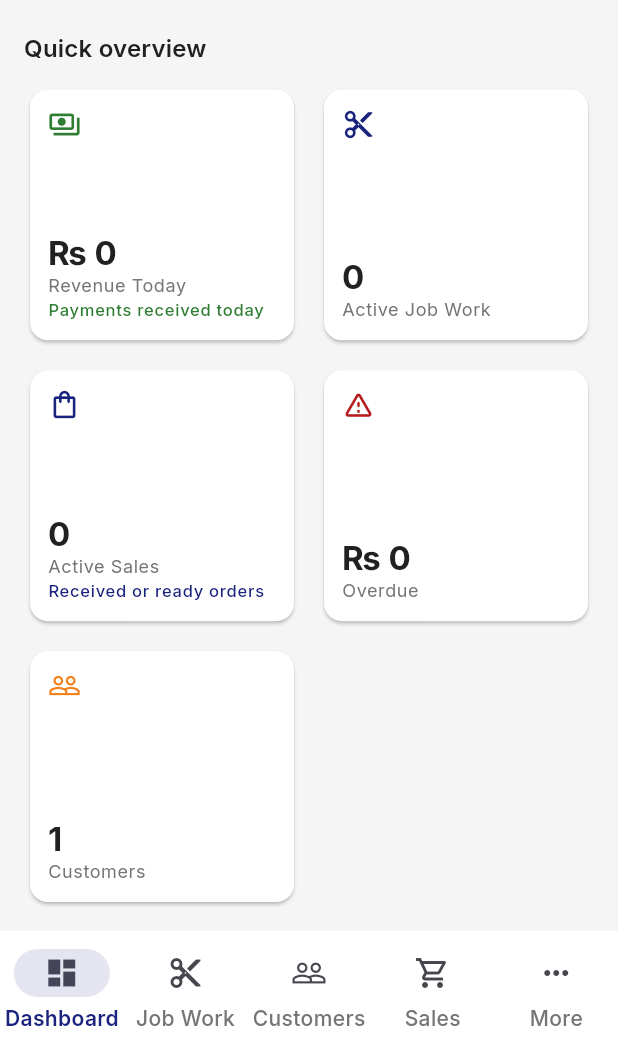
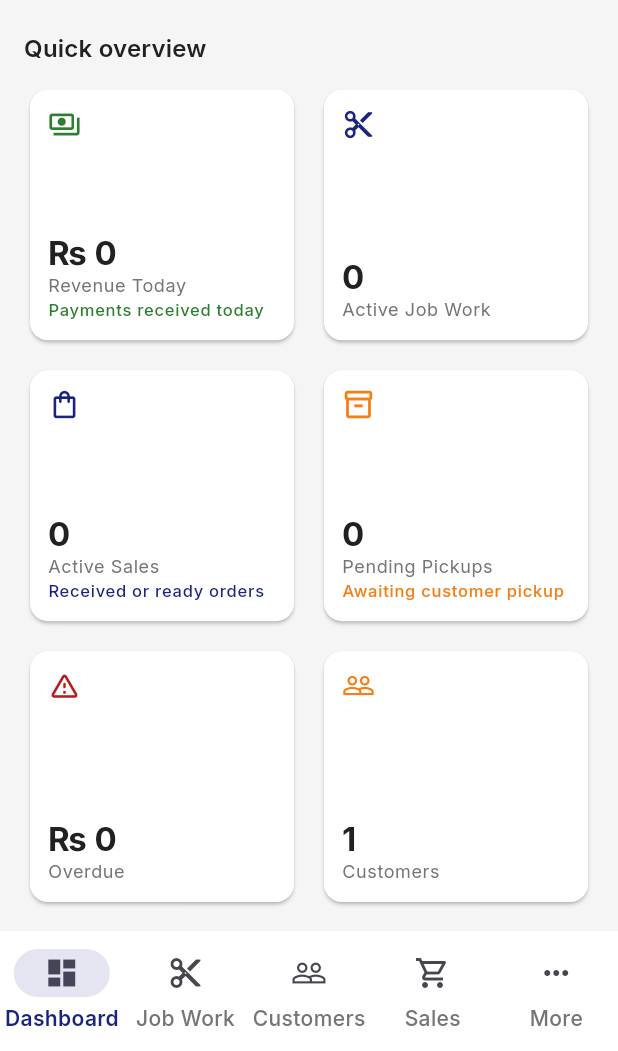
Before and after one commit to JabbarKakar/factory_management, a Flutter app: the screen it shows once a user with an empty profile is signed in, scrolled down 313 dp, on a phone screen of 412 x 824 dp, the part 185-1236 px from its top. Run offline on Flutter 3.47's test engine with Material 3 defaults, Android fonts, the phone set to English and light mode, and no system bars; our stand-ins replace bloc, cloud_firestore, equatable, firebase_auth, firebase_core, flutter_bloc and 4 more; accounts and stored records are empty.

Commit message:
By Jabbar, Sprint 9 addec

```diff
--- a/lib/blocs/dashboard/dashboard_state.dart
+++ b/lib/blocs/dashboard/dashboard_state.dart
@@ -11,29 +11,33 @@ class DashboardState extends Equatable {
   const DashboardState({
     this.status = DashboardStatus.initial,
     this.kpis = DashboardKpis.empty,
+    this.pendingPickups = const [],
     this.factoryId,
     this.errorMessage,
   });
 
   final DashboardStatus status;
   final DashboardKpis kpis;
+  final List<JobWorkOrder> pendingPickups;
   final String? factoryId;
   final String? errorMessage;
 
   DashboardState copyWith({
     DashboardStatus? status,
     DashboardKpis? kpis,
+    List<JobWorkOrder>? pendingPickups,
     String? factoryId,
     String? errorMessage,
   }) {
     return DashboardState(
       status: status ?? this.status,
       kpis: kpis ?? this.kpis,
+      pendingPickups: pendingPickups ?? this.pendingPickups,
       factoryId: factoryId ?? this.factoryId,
       errorMessage: errorMessage,
     );
   }
 
   @override
-  List<Object?> get props => [status, kpis, factoryId, errorMessage];
+  List<Object?> get props => [status, kpis, pendingPickups, factoryId, errorMessage];
 }
--- a/lib/core/constants/app_strings.dart
+++ b/lib/core/constants/app_strings.dart
@@ -146,6 +146,15 @@ abstract final class AppStrings {
   static const String advanceReceived = 'Advance Received (PKR)';
   static const String balanceDue = 'Balance Due';
   static const String paymentDueDate = 'Payment Due Date';
+  static const String collectedDate = 'Collected Date';
+  static const String closedDate = 'Closed Date';
+  static const String markMaterialCollected = 'Mark Material Collected';
+  static const String closeJobWorkOrder = 'Close Order';
+  static const String pendingPickups = 'Pending Pickups';
+  static const String pendingPickupsSubtitle =
+      'Finished material still at the factory awaiting customer pickup';
+  static const String awaitingCustomerPickup = 'Awaiting customer pickup';
+  static const String viewAll = 'View all';
 
   // Job Work — Output (Sprint 4)
   static const String recordOutput = 'Record Output';
@@ -260,6 +269,7 @@ abstract final class AppStrings {
   static const String salesOrderCreated = 'Sales order created';
   static const String salesOrderUpdated = 'Sales order updated';
   static const String salesOrderCancelled = 'Sales order cancelled';
+  static const String salesOrderClosed = 'Sales order closed';
   static const String cancelSalesOrderTitle = 'Cancel sales order?';
   static const String cancelSalesOrderMessage =
       'This order will be marked as cancelled.';
--- a/lib/domain/entities/dashboard_kpis.dart
+++ b/lib/domain/entities/dashboard_kpis.dart
@@ -5,6 +5,7 @@ class DashboardKpis extends Equatable {
     required this.revenueToday,
     required this.activeJobWorkCount,
     required this.activeSalesCount,
+    required this.pendingPickupCount,
     required this.overdueAmount,
     required this.overdueCount,
     required this.customerCount,
@@ -14,6 +15,7 @@ class DashboardKpis extends Equatable {
     revenueToday: 0,
     activeJobWorkCount: 0,
     activeSalesCount: 0,
+    pendingPickupCount: 0,
     overdueAmount: 0,
     overdueCount: 0,
     customerCount: 0,
@@ -22,6 +24,7 @@ class DashboardKpis extends Equatable {
   final double revenueToday;
   final int activeJobWorkCount;
   final int activeSalesCount;
+  final int pendingPickupCount;
   final int overdueCount;
   final double overdueAmount;
   final int customerCount;
@@ -31,6 +34,7 @@ class DashboardKpis extends Equatable {
         revenueToday,
         activeJobWorkCount,
         activeSalesCount,
+        pendingPickupCount,
         overdueCount,
         overdueAmount,
         customerCount,
--- a/lib/domain/entities/job_work_order.dart
+++ b/lib/domain/entities/job_work_order.dart
@@ -41,6 +41,8 @@ class JobWorkOrder extends Equatable {
     this.execution,
     this.shiftLogs = const [],
     this.invoiceId,
+    this.collectedAt,
+    this.closedAt,
     this.updatedAt,
   });
 
@@ -85,6 +87,8 @@ class JobWorkOrder extends Equatable {
   final JobWorkExecution? execution;
   final List<JobWorkShiftLog> shiftLogs;
   final String? invoiceId;
+  final DateTime? collectedAt;
+  final DateTime? closedAt;
 
   final DateTime createdAt;
   final DateTime? updatedAt;
@@ -139,6 +143,8 @@ class JobWorkOrder extends Equatable {
     JobWorkExecution? execution,
     List<JobWorkShiftLog>? shiftLogs,
     String? invoiceId,
+    DateTime? collectedAt,
+    DateTime? closedAt,
     DateTime? createdAt,
     DateTime? updatedAt,
   }) {
@@ -179,6 +185,8 @@ class JobWorkOrder extends Equatable {
       execution: execution ?? this.execution,
       shiftLogs: shiftLogs ?? this.shiftLogs,
       invoiceId: invoiceId ?? this.invoiceId,
+      collectedAt: collectedAt ?? this.collectedAt,
+      closedAt: closedAt ?? this.closedAt,
       createdAt: createdAt ?? this.createdAt,
       updatedAt: updatedAt ?? this.updatedAt,
     );
@@ -220,6 +228,8 @@ class JobWorkOrder extends Equatable {
         execution,
         shiftLogs,
         invoiceId,
+        collectedAt,
+        closedAt,
         createdAt,
         updatedAt,
       ];
--- a/lib/domain/enums/sales_enums.dart
+++ b/lib/domain/enums/sales_enums.dart
@@ -45,11 +45,13 @@ enum SalesOrderStatus {
 
   SalesOrderStatus? get nextStatus => switch (this) {
         SalesOrderStatus.received => SalesOrderStatus.ready,
+        SalesOrderStatus.paid => SalesOrderStatus.closed,
         _ => null,
       };
 
   String get advanceActionLabel => switch (nextStatus) {
         SalesOrderStatus.ready => 'Mark Ready',
+        SalesOrderStatus.closed => 'Close Order',
         _ => '',
       };
 }
--- a/lib/presentation/screens/dashboard/dashboard_screen.dart
+++ b/lib/presentation/screens/dashboard/dashboard_screen.dart
@@ -12,6 +12,7 @@ import '../../../domain/enums/notification_enums.dart';
 import '../../routes/route_paths.dart';
 import '../../widgets/notification_bell.dart';
 import '../../widgets/payment_reminders_card.dart';
+import '../../widgets/pending_pickups_card.dart';
 
 class DashboardScreen extends StatelessWidget {
   const DashboardScreen({super.key});
@@ -110,6 +111,14 @@ class DashboardScreen extends StatelessWidget {
                   const SizedBox(height: 16),
                   PaymentRemindersCard(factoryId: user.factoryId),
                 ],
+                if (state.pendingPickups.isNotEmpty ||
+                    state.kpis.pendingPickupCount > 0) ...[
+                  const SizedBox(height: 16),
+                  PendingPickupsCard(
+                    pendingPickups: state.pendingPickups,
+                    totalCount: state.kpis.pendingPickupCount,
+                  ),
+                ],
                 const SizedBox(height: 16),
                 Text(
                   AppStrings.quickActions,
@@ -187,6 +196,14 @@ class _KpiGrid extends StatelessWidget {
         icon: Icons.shopping_bag_outlined,
         color: AppColors.primary,
         onTap: () => context.go(RoutePaths.salesList(filter: 'inProgress')),
+      ),
+      _KpiItem(
+        label: AppStrings.pendingPickups,
+        value: '${kpis.pendingPickupCount}',
+        subtitle: AppStrings.awaitingCustomerPickup,
+        icon: Icons.inventory_2_outlined,
+        color: AppColors.accent,
+        onTap: () => context.go(RoutePaths.jobWorkList(filter: 'pendingPickup')),
       ),
       _KpiItem(
         label: AppStrings.overdueTotal,
```
Also changed, not shown: lib/blocs/dashboard/dashboard_bloc.dart (+14 -0 lines), lib/blocs/job_work/job_work_form_bloc.dart (+38 -0 lines), lib/blocs/job_work/job_work_form_event.dart (+13 -0 lines), lib/data/models/job_work_order_model.dart (+12 -0 lines), lib/data/repositories/job_work_repository.dart (+32 -0 lines), lib/data/repositories/sales_order_repository.dart (+12 -0 lines), lib/domain/enums/job_work_enums.dart (+29 -10 lines), lib/presentation/screens/job_work/job_work_detail_screen.dart (+38 -1 lines), lib/presentation/widgets/pending_pickups_card.dart (added, +88 -0 lines).
